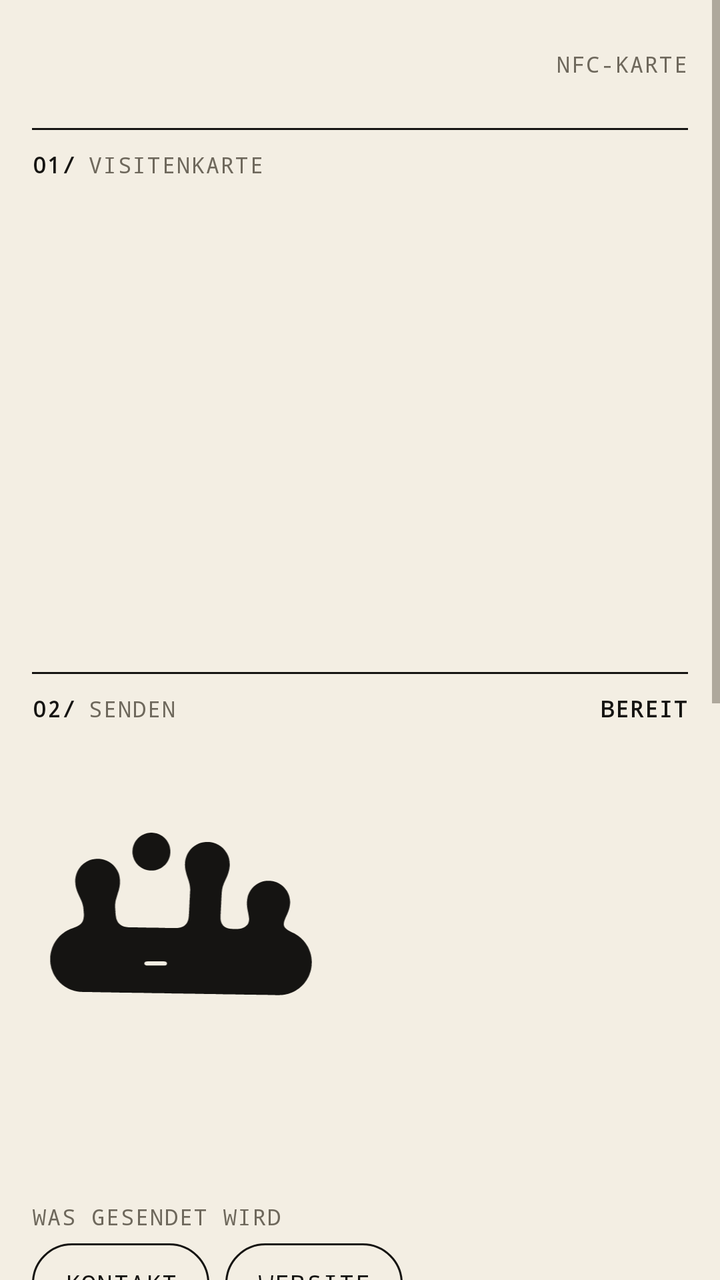
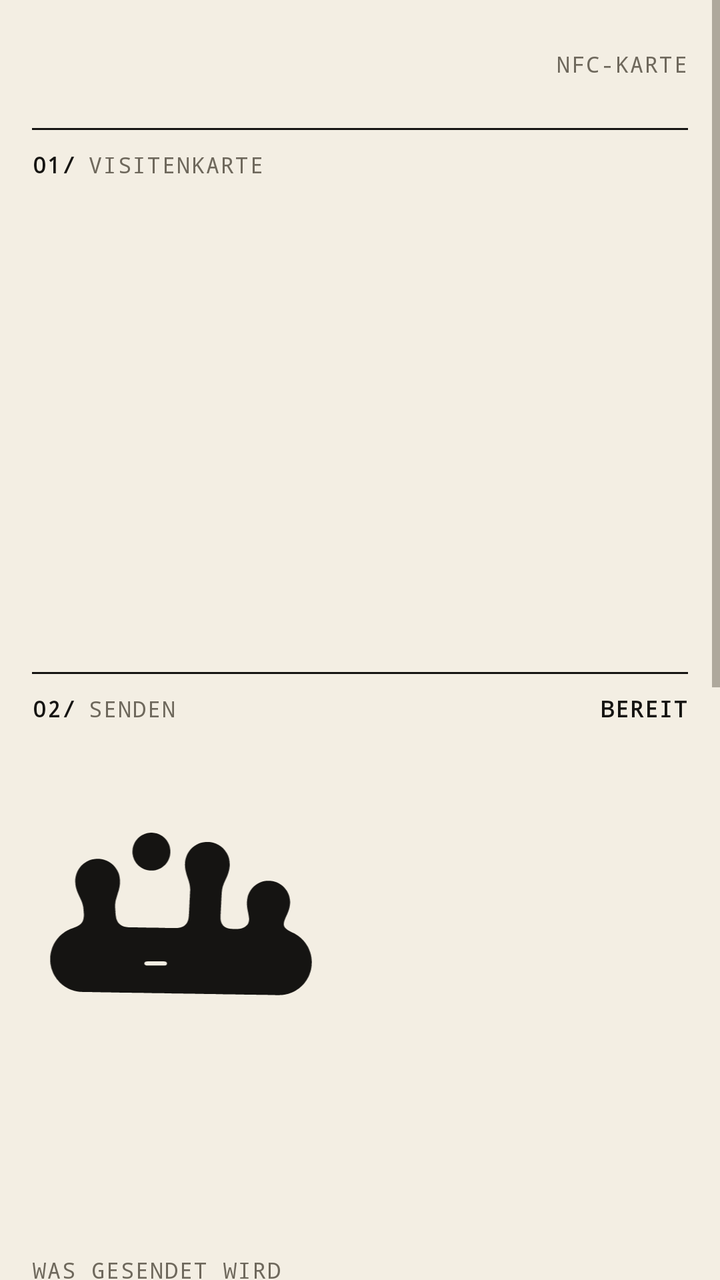

An Android layout rendered at two revisions. The XML below is the earlier revision; the diff shows what the commit changed to produce the second picture.
<!-- AndroidManifest.xml: application theme AppTheme -->
<!-- res/layout/activity_main.xml -->
<?xml version="1.0" encoding="utf-8"?>
<ScrollView xmlns:android="http://schemas.android.com/apk/res/android"
    android:id="@+id/scroll"
    android:layout_width="match_parent"
    android:layout_height="match_parent"
    android:background="@color/paper"
    android:fillViewport="true">

    <LinearLayout
        android:layout_width="match_parent"
        android:layout_height="wrap_content"
        android:orientation="vertical"
        android:paddingLeft="16dp"
        android:paddingRight="16dp"
        android:paddingBottom="32dp">

        
        <LinearLayout
            android:layout_width="match_parent"
            android:layout_height="64dp"
            android:gravity="center_vertical"
            android:orientation="horizontal">

            <ImageView
                android:id="@+id/logo"
                android:layout_width="wrap_content"
                android:layout_height="34dp"
                android:adjustViewBounds="true"
                android:contentDescription="rittau"
                android:scaleType="fitStart" />

            <TextView
                android:id="@+id/logoPlaceholder"
                style="@style/Kicker"
                android:text="LOGO · PLATZHALTER"
                android:visibility="gone" />

            <View
                android:layout_width="0dp"
                android:layout_height="1dp"
                android:layout_weight="1" />

            <TextView
                style="@style/Kicker"
                android:text="NFC-KARTE" />
        </LinearLayout>

        <View style="@style/Line" />

        
        <LinearLayout style="@style/SectionHead">
            <TextView style="@style/KickerNum" android:layout_marginRight="6dp" android:text="01/" />
            <TextView style="@style/Kicker" android:text="Visitenkarte" />
        </LinearLayout>

        <TextView
            android:id="@+id/name"
            android:layout_width="match_parent"
            android:layout_height="wrap_content"
            android:layout_marginTop="40dp"
            android:fontFamily="sans-serif-medium"
            android:includeFontPadding="false"
            android:letterSpacing="-0.045"
            android:lineSpacingMultiplier="0.95"
            android:textColor="@color/ink"
            android:textSize="46sp" />

        <TextView
            android:id="@+id/statement"
            android:layout_width="match_parent"
            android:layout_height="wrap_content"
            android:layout_marginTop="14dp"
            android:fontFamily="sans-serif-medium"
            android:letterSpacing="-0.03"
            android:lineSpacingMultiplier="1.04"
            android:textColor="@color/ink"
            android:textSize="24sp" />

        <LinearLayout
            android:id="@+id/meta"
            android:layout_width="match_parent"
            android:layout_height="wrap_content"
            android:layout_marginTop="40dp"
            android:orientation="vertical" />

        
        <View
            style="@style/Line"
            android:layout_marginTop="56dp" />

        <LinearLayout style="@style/SectionHead">
            <TextView style="@style/KickerNum" android:layout_marginRight="6dp" android:text="02/" />
            <TextView
                style="@style/Kicker"
                android:layout_width="0dp"
                android:layout_weight="1"
                android:text="Senden" />
            <TextView
                android:id="@+id/chip"
                style="@style/KickerNum"
                android:text="BEREIT" />
        </LinearLayout>

        <ImageView
            android:id="@+id/shape"
            android:layout_width="150dp"
            android:layout_height="wrap_content"
            android:layout_marginTop="32dp"
            android:adjustViewBounds="true"
            android:contentDescription="@null"
            android:src="@drawable/form_kamm" />

        <TextView
            android:id="@+id/status"
            android:layout_width="match_parent"
            android:layout_height="wrap_content"
            android:layout_marginTop="28dp"
            android:fontFamily="sans-serif-medium"
            android:letterSpacing="-0.03"
            android:lineSpacingMultiplier="1.05"
            android:textColor="@color/ink"
            android:textSize="26sp" />

        <TextView
            android:id="@+id/nfcSettings"
            style="@style/PillPrimary"
            android:layout_marginTop="20dp"
            android:text="NFC einschalten"
            android:visibility="gone" />

        <TextView
            style="@style/FieldLabel"
            android:layout_marginTop="32dp"
            android:text="Was gesendet wird" />

        <LinearLayout
            android:layout_width="wrap_content"
            android:layout_height="wrap_content"
            android:orientation="horizontal">

            <TextView
                android:id="@+id/modeContact"
                style="@style/Toggle"
                android:text="Kontakt" />

            <TextView
                android:id="@+id/modeLink"
                style="@style/Toggle"
                android:layout_marginLeft="8dp"
                android:text="Website" />
        </LinearLayout>

        <LinearLayout
            android:layout_width="wrap_content"
            android:layout_height="wrap_content"
            android:layout_marginTop="8dp"
            android:orientation="horizontal">

            <TextView
                android:id="@+id/modeInstagram"
                style="@style/Toggle"
                android:text="Instagram" />

            <TextView
                android:id="@+id/modeCv"
                style="@style/Toggle"
                android:layout_marginLeft="8dp"
                android:text="Lebenslauf" />
        </LinearLayout>

        <TextView
            android:id="@+id/hint"
            android:layout_width="match_parent"
            android:layout_height="wrap_content"
            android:layout_marginTop="16dp"
            android:background="@drawable/hint_bg"
            android:lineSpacingMultiplier="1.45"
            android:paddingLeft="16dp"
            android:paddingTop="12dp"
            android:paddingRight="14dp"
            android:paddingBottom="12dp"
            android:textColor="@color/ink_2"
            android:textSize="15sp" />

        <TextView
            style="@style/FieldLabel"
            android:layout_marginTop="32dp"
            android:text="Ohne NFC" />

        <TextView
            android:id="@+id/shareCv"
            style="@style/Pill"
            android:text="Lebenslauf teilen" />

        
        <View
            style="@style/Line"
            android:layout_marginTop="56dp" />

        <LinearLayout style="@style/SectionHead">
            <TextView style="@style/KickerNum" android:layout_marginRight="6dp" android:text="03/" />
            <TextView style="@style/Kicker" android:text="Deine Daten" />
        </LinearLayout>

        <TextView
            android:id="@+id/editToggle"
            style="@style/Pill"
            android:layout_marginTop="20dp"
            android:text="Daten bearbeiten" />

        <LinearLayout
            android:id="@+id/editBox"
            android:layout_width="match_parent"
            android:layout_height="wrap_content"
            android:orientation="vertical"
            android:visibility="gone">

            <TextView style="@style/FieldLabel" android:text="Name" />
            <EditText
                android:id="@+id/fName"
                style="@style/Field"
                android:inputType="textPersonName|textCapWords" />

            <TextView style="@style/FieldLabel" android:text="Rolle" />
            <EditText
                android:id="@+id/fRole"
                style="@style/Field"
                android:inputType="textCapSentences" />

            <TextView style="@style/FieldLabel" android:text="Firma" />
            <EditText
                android:id="@+id/fCompany"
                style="@style/Field"
                android:inputType="text" />

            <TextView style="@style/FieldLabel" android:text="Abteilung" />
            <EditText
                android:id="@+id/fUnit"
                style="@style/Field"
                android:inputType="textCapWords" />

            <TextView style="@style/FieldLabel" android:text="E-Mail" />
            <EditText
                android:id="@+id/fEmail"
                style="@style/Field"
                android:inputType="textEmailAddress" />

            <TextView style="@style/FieldLabel" android:text="Telefon" />
            <EditText
                android:id="@+id/fPhone"
                style="@style/Field"
                android:inputType="phone" />

            <TextView style="@style/FieldLabel" android:text="Website" />
            <EditText
                android:id="@+id/fWeb"
                style="@style/Field"
                android:inputType="textUri" />

            <TextView style="@style/FieldLabel" android:text="Instagram" />
            <EditText
                android:id="@+id/fInstagram"
                style="@style/Field"
                android:hint="\@deinname"
                android:inputType="textUri" />

            <TextView style="@style/FieldLabel" android:text="LinkedIn" />
            <EditText
                android:id="@+id/fLinkedin"
                style="@style/Field"
                android:hint="linkedin.com/in/deinname"
                android:inputType="textUri" />

            <TextView style="@style/FieldLabel" android:text="Lebenslauf (Link zur PDF)" />
            <EditText
                android:id="@+id/fCv"
                style="@style/Field"
                android:inputType="textUri" />

            <TextView style="@style/FieldLabel" android:text="Ort" />
            <EditText
                android:id="@+id/fCity"
                style="@style/Field"
                android:inputType="textCapWords" />

            <LinearLayout
                android:layout_width="wrap_content"
                android:layout_height="wrap_content"
                android:layout_marginTop="24dp"
                android:orientation="horizontal">

                <TextView
                    android:id="@+id/save"
                    style="@style/PillPrimary"
                    android:text="Speichern" />

                <TextView
                    android:id="@+id/cancel"
                    style="@style/Pill"
                    android:layout_marginLeft="8dp"
                    android:text="Abbrechen" />
            </LinearLayout>
        </LinearLayout>

        
        <LinearLayout
            android:id="@+id/updateBox"
            android:layout_width="match_parent"
            android:layout_height="wrap_content"
            android:orientation="vertical"
            android:visibility="gone">

            <View
                style="@style/Line"
                android:layout_marginTop="56dp" />

            <LinearLayout style="@style/SectionHead">
                <TextView style="@style/KickerNum" android:layout_marginRight="6dp" android:text="04/" />
                <TextView style="@style/Kicker" android:text="Update" />
            </LinearLayout>

            <TextView
                android:id="@+id/updateText"
                android:layout_width="match_parent"
                android:layout_height="wrap_content"
                android:layout_marginTop="16dp"
                android:background="@drawable/hint_bg"
                android:lineSpacingMultiplier="1.45"
                android:paddingLeft="16dp"
                android:paddingTop="12dp"
                android:paddingRight="14dp"
                android:paddingBottom="12dp"
                android:textColor="@color/ink_2"
                android:textSize="15sp" />

            <TextView
                android:id="@+id/updateBtn"
                style="@style/PillPrimary"
                android:layout_marginTop="16dp"
                android:text="Update laden" />
        </LinearLayout>

        
        <View
            style="@style/Line"
            android:layout_marginTop="64dp" />

        <TextView
            style="@style/Kicker"
            android:layout_marginTop="12dp"
            android:text="@string/footer"
            android:textAllCaps="false" />

        <TextView
            android:id="@+id/version"
            style="@style/Kicker"
            android:layout_marginTop="4dp" />
    </LinearLayout>
</ScrollView>
<!-- resources referenced by this layout -->
<resources>
  <color name="ink">#151412</color>
  <color name="ink_2">#4A463E</color>
  <color name="paper">#F3EEE3</color>
  <!-- drawable hint_bg (drawable) -->
  <?xml version="1.0" encoding="utf-8"?>
  <layer-list xmlns:android="http://schemas.android.com/apk/res/android">
      <item>
          <shape android:shape="rectangle"><solid android:color="@color/field" /></shape>
      </item>
      <item android:gravity="left|fill_vertical" android:width="3dp">
          <shape android:shape="rectangle"><solid android:color="@color/ink" /></shape>
      </item>
  </layer-list>
  <string name="footer">Ein NFC-Tool von Marcel Rittau &lt;3</string>
  <style name="Field">
          <item name="android:layout_width">match_parent</item>
          <item name="android:layout_height">wrap_content</item>
          <item name="android:background">@drawable/field_bg</item>
          <item name="android:padding">12dp</item>
          <item name="android:textSize">16sp</item>
          <item name="android:textColor">@color/ink</item>
          <item name="android:textColorHint">@color/ink_3</item>
          <item name="android:maxLines">1</item>
      </style>
  <style name="FieldLabel" parent="Kicker">
          <item name="android:layout_marginTop">18dp</item>
          <item name="android:layout_marginBottom">6dp</item>
      </style>
  <style name="Kicker">
          <item name="android:layout_width">wrap_content</item>
          <item name="android:layout_height">wrap_content</item>
          <item name="android:fontFamily">monospace</item>
          <item name="android:textSize">11sp</item>
          <item name="android:letterSpacing">0.06</item>
          <item name="android:textAllCaps">true</item>
          <item name="android:textColor">@color/ink_3</item>
      </style>
  <style name="KickerNum" parent="Kicker">
          <item name="android:textColor">@color/ink</item>
          <item name="android:textStyle">bold</item>
      </style>
  <style name="Line">
          <item name="android:layout_width">match_parent</item>
          <item name="android:layout_height">1dp</item>
          <item name="android:background">@color/ink</item>
      </style>
  <style name="Pill">
          <item name="android:layout_width">wrap_content</item>
          <item name="android:layout_height">wrap_content</item>
          <item name="android:minHeight">44dp</item>
          <item name="android:gravity">center</item>
          <item name="android:paddingLeft">20dp</item>
          <item name="android:paddingRight">20dp</item>
          <item name="android:background">@drawable/btn_pill</item>
          <item name="android:textColor">@color/btn_text</item>
          <item name="android:textSize">13.5sp</item>
          <item name="android:fontFamily">sans-serif-medium</item>
          <item name="android:clickable">true</item>
          <item name="android:focusable">true</item>
      </style>
  <style name="PillPrimary" parent="Pill">
          <item name="android:background">@drawable/btn_pill_primary</item>
          <item name="android:textColor">@color/paper</item>
      </style>
  <style name="SectionHead">
          <item name="android:layout_width">match_parent</item>
          <item name="android:layout_height">wrap_content</item>
          <item name="android:orientation">horizontal</item>
          <item name="android:paddingTop">10dp</item>
          <item name="android:paddingBottom">10dp</item>
          <item name="android:gravity">center_vertical</item>
      </style>
  <color name="field">#FBF8F1</color>
  <color name="ink_3">#6E685C</color>
  <color name="lime">#CDF443</color>
  <!-- unchanged entries left out for length: 7 -->
</resources>

<!-- the commit's change to res/layout/activity_main.xml (unified diff, before → after) -->
@@ -120,6 +120,14 @@
             android:lineSpacingMultiplier="1.05"
             android:textColor="@color/ink"
             android:textSize="26sp" />
+
+        <TextView
+            android:id="@+id/diag"
+            style="@style/Kicker"
+            android:layout_width="match_parent"
+            android:layout_marginTop="12dp"
+            android:lineSpacingMultiplier="1.3"
+            android:textAllCaps="false" />
 
         <TextView
             android:id="@+id/nfcSettings"
